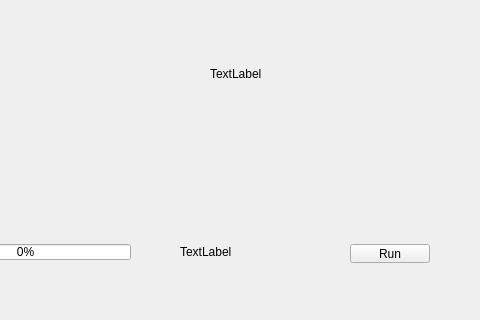
Before: the Qt Designer form qt/ZET_PRO/subform_one.ui in bdus/programpractice, drawn with Qt 5; both pictures show x 140 to 620 and y 136 to 456 of the 761 by 456 pixel window.
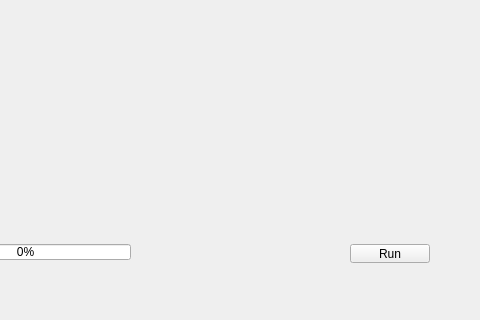
After: the same form once the commit is applied.

Diff of the .ui file:
```diff
--- a/qt/ZET_PRO/subform_one.ui
+++ b/qt/ZET_PRO/subform_one.ui
@@ -55,20 +55,7 @@
     </rect>
    </property>
    <property name="text">
-    <string>TextLabel</string>
-   </property>
-  </widget>
-  <widget class="QLabel" name="label">
-   <property name="geometry">
-    <rect>
-     <x>320</x>
-     <y>380</y>
-     <width>121</width>
-     <height>16</height>
-    </rect>
-   </property>
-   <property name="text">
-    <string>TextLabel</string>
+    <string/>
    </property>
   </widget>
   <widget class="QPushButton" name="pushButton_2">
```
